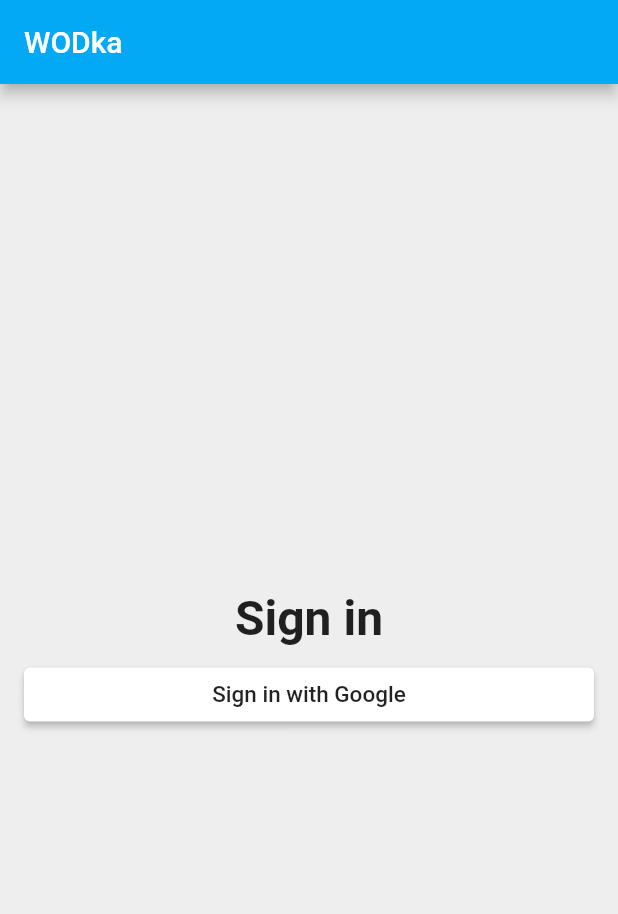
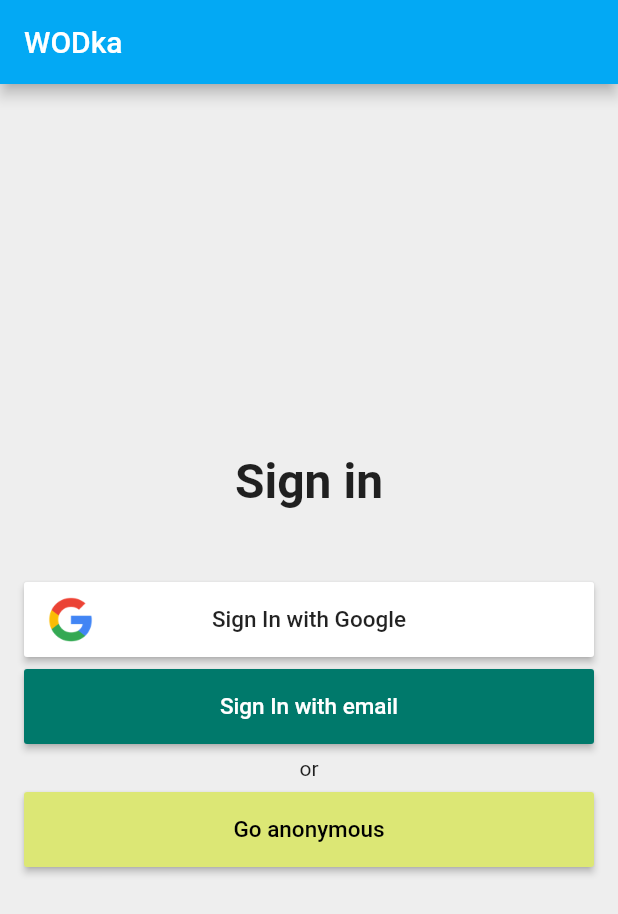
Before and after one commit to cyberian-coder/wodka, a Flutter app: the screen it shows after launch, on a phone screen of 412 x 824 dp. Shown: the top 914 px of the screen. Run offline on Flutter 3.47's test engine with Material 2 defaults, Android fonts, the phone set to English and light mode, and no system bars.

Commit message:
Finish SignIn UI

```diff
--- /dev/null
+++ b/lib/app/sign_in/sign_in_button.dart
@@ -0,0 +1,22 @@
+import 'package:flutter/material.dart';
+import 'package:wodka/common_widgets/custom_raised_button.dart';
+
+class SignInButton extends CustomRaisedButton {
+  SignInButton({
+    String text,
+    Color color,
+    Color textColor,
+    VoidCallback onPressed,
+  })  : assert(text != null),
+        super(
+          child: Text(
+            text,
+            style: TextStyle(
+              color: textColor,
+              fontSize: 15.0,
+            ),
+          ),
+          color: color,
+          onPressed: onPressed,
+        );
+}
--- a/lib/app/sign_in/sign_in_page.dart
+++ b/lib/app/sign_in/sign_in_page.dart
@@ -1,4 +1,6 @@
 import 'package:flutter/material.dart';
+import 'package:wodka/app/sign_in/sign_in_button.dart';
+import 'package:wodka/app/sign_in/social_sign_in_button.dart';
 import 'package:wodka/common_widgets/custom_raised_button.dart';
 
 class SignInPage extends StatelessWidget {
@@ -33,17 +35,35 @@ class SignInPage extends StatelessWidget {
               fontWeight: FontWeight.w600,
             ),
           ),
+          SizedBox(height: 48.0),
+          SocialSignInButton(
+            assetName: 'images/google-logo.png',
+            text: 'Sign In with Google',
+            textColor: Colors.black87,
+            color: Colors.white,
+            onPressed: () {},
+          ),
           SizedBox(height: 8.0),
-          CustomRaisedButton(
-            child: Text(
-              'Sign in with Google',
-              style: TextStyle(
-                color: Colors.black87,
-                fontSize: 15.0,
-              ),
+          SignInButton(
+            text: 'Sign In with email',
+            textColor: Colors.white,
+            color: Colors.teal[700],
+            onPressed: () {},
+          ),
+          SizedBox(height: 8.0),
+          Text(
+            'or',
+            style: TextStyle(
+              fontSize: 14.0,
+              color: Colors.black87,
             ),
-            color: Colors.white,
-            borderRadius: 4.0,
+            textAlign: TextAlign.center,
+          ),
+          SizedBox(height: 8.0),
+          SignInButton(
+            text: 'Go anonymous',
+            textColor: Colors.black,
+            color: Colors.lime[300],
             onPressed: () {},
           ),
         ],
--- /dev/null
+++ b/lib/app/sign_in/social_sign_in_button.dart
@@ -0,0 +1,34 @@
+import 'package:flutter/material.dart';
+import 'package:wodka/common_widgets/custom_raised_button.dart';
+
+class SocialSignInButton extends CustomRaisedButton {
+  SocialSignInButton({
+    @required String assetName,
+    @required String text,
+    Color color,
+    Color textColor,
+    VoidCallback onPressed,
+  })  : assert(assetName != null),
+        assert(text != null),
+        super(
+          child: Row(
+            mainAxisAlignment: MainAxisAlignment.spaceBetween,
+            children: [
+              Image.asset(assetName),
+              Text(
+                text,
+                style: TextStyle(
+                  color: textColor,
+                  fontSize: 15.0,
+                ),
+              ),
+              Opacity(
+                opacity: 0.0,
+                child: Image.asset(assetName),
+              ),
+            ],
+          ),
+          color: color,
+          onPressed: onPressed,
+        );
+}
--- a/lib/common_widgets/custom_raised_button.dart
+++ b/lib/common_widgets/custom_raised_button.dart
@@ -2,19 +2,23 @@ import 'package:flutter/material.dart';
 
 class CustomRaisedButton extends StatelessWidget {
   CustomRaisedButton({
+    this.child,
     this.color,
-    this.borderRadius,
+    this.borderRadius: 2.0,
+    this.height: 50.0,
     this.onPressed,
-    this.child,
-  });
+  }) : assert(borderRadius != null);
   final Widget child;
   final Color color;
   final double borderRadius;
+  final double height;
   final VoidCallback onPressed;
 
   @override
   Widget build(BuildContext context) {
-    return RaisedButton(
+    return SizedBox(
+      height: height,
+      child: RaisedButton(
         child: child,
         color: color,
         shape: RoundedRectangleBorder(
@@ -23,6 +27,7 @@ class CustomRaisedButton extends StatelessWidget {
           ),
         ),
         onPressed: onPressed,
+      ),
     );
   }
 }
--- a/pubspec.yaml
+++ b/pubspec.yaml
@@ -48,6 +48,8 @@ flutter:
   # assets:
   #   - images/a_dot_burr.jpeg
   #   - images/a_dot_ham.jpeg
+  assets:
+    - images/google-logo.png
 
   # An image asset can refer to one or more resolution-specific "variants", see
   # https://flutter.dev/assets-and-images/#resolution-aware.
```
Also changed, not shown: images/2.0x/facebook-logo.png (added), images/2.0x/google-logo.png (added), images/3.0x/facebook-logo.png (added), images/3.0x/google-logo.png (added), images/facebook-logo.png (added), images/google-logo.png (added). Lines whose indentation alone changed are shown as unchanged.
